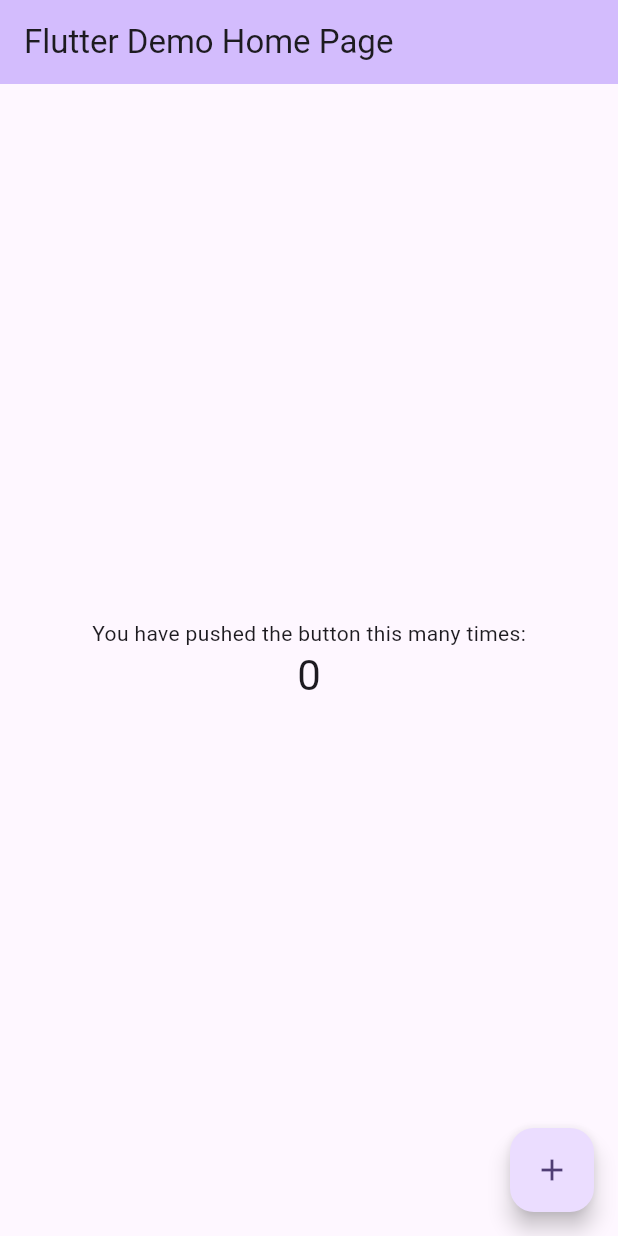
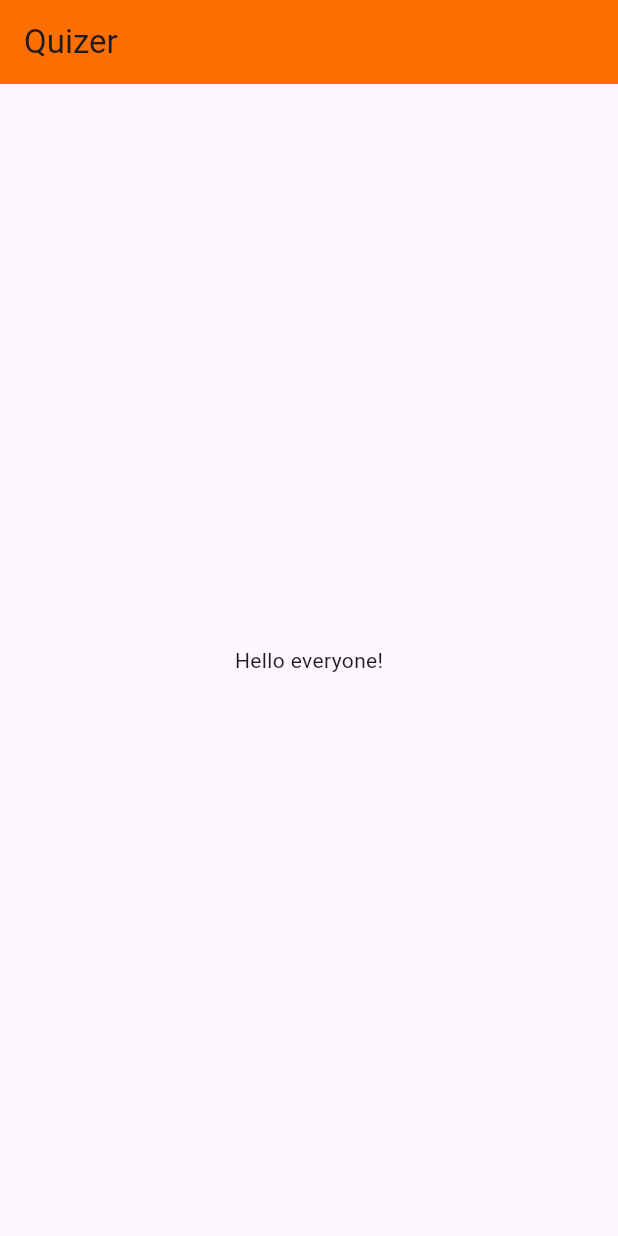
Before and after one commit to yaroslavsolokha/quizer, a Flutter app: the screen it shows after launch, on a phone screen of 412 x 824 dp. Run offline on Flutter 3.47's test engine with Material 3 defaults, Android fonts, the light colour scheme and no system bars.

Commit message:
prepraing main widget

```diff
--- a/lib/main.dart
+++ b/lib/main.dart
@@ -1,125 +1,8 @@
 import 'package:flutter/material.dart';
+import 'package:quizer/screens/main.dart';
 
 void main() {
-  runApp(const MyApp());
+  runApp(const MaterialApp(
+    home: MainScreen(),
+  ));
 }
-
-class MyApp extends StatelessWidget {
-  const MyApp({super.key});
-
-  // This widget is the root of your application.
-  @override
-  Widget build(BuildContext context) {
-    return MaterialApp(
-      title: 'Flutter Demo',
-      theme: ThemeData(
-        // This is the theme of your application.
-        //
-        // TRY THIS: Try running your application with "flutter run". You'll see
-        // the application has a purple toolbar. Then, without quitting the app,
-        // try changing the seedColor in the colorScheme below to Colors.green
-        // and then invoke "hot reload" (save your changes or press the "hot
-        // reload" button in a Flutter-supported IDE, or press "r" if you used
-        // the command line to start the app).
-        //
-        // Notice that the counter didn't reset back to zero; the application
-        // state is not lost during the reload. To reset the state, use hot
-        // restart instead.
-        //
-        // This works for code too, not just values: Most code changes can be
-        // tested with just a hot reload.
-        colorScheme: ColorScheme.fromSeed(seedColor: Colors.deepPurple),
-        useMaterial3: true,
-      ),
-      home: const MyHomePage(title: 'Flutter Demo Home Page'),
-    );
-  }
-}
-
-class MyHomePage extends StatefulWidget {
-  const MyHomePage({super.key, required this.title});
-
-  // This widget is the home page of your application. It is stateful, meaning
-  // that it has a State object (defined below) that contains fields that affect
-  // how it looks.
-
-  // This class is the configuration for the state. It holds the values (in this
-  // case the title) provided by the parent (in this case the App widget) and
-  // used by the build method of the State. Fields in a Widget subclass are
-  // always marked "final".
-
-  final String title;
-
-  @override
-  State<MyHomePage> createState() => _MyHomePageState();
-}
-
-class _MyHomePageState extends State<MyHomePage> {
-  int _counter = 0;
-
-  void _incrementCounter() {
-    setState(() {
-      // This call to setState tells the Flutter framework that something has
-      // changed in this State, which causes it to rerun the build method below
-      // so that the display can reflect the updated values. If we changed
-      // _counter without calling setState(), then the build method would not be
-      // called again, and so nothing would appear to happen.
-      _counter++;
-    });
-  }
-
-  @override
-  Widget build(BuildContext context) {
-    // This method is rerun every time setState is called, for instance as done
-    // by the _incrementCounter method above.
-    //
-    // The Flutter framework has been optimized to make rerunning build methods
-    // fast, so that you can just rebuild anything that needs updating rather
-    // than having to individually change instances of widgets.
-    return Scaffold(
-      appBar: AppBar(
-        // TRY THIS: Try changing the color here to a specific color (to
-        // Colors.amber, perhaps?) and trigger a hot reload to see the AppBar
-        // change color while the other colors stay the same.
-        backgroundColor: Theme.of(context).colorScheme.inversePrimary,
-        // Here we take the value from the MyHomePage object that was created by
-        // the App.build method, and use it to set our appbar title.
-        title: Text(widget.title),
-      ),
-      body: Center(
-        // Center is a layout widget. It takes a single child and positions it
-        // in the middle of the parent.
-        child: Column(
-          // Column is also a layout widget. It takes a list of children and
-          // arranges them vertically. By default, it sizes itself to fit its
-          // children horizontally, and tries to be as tall as its parent.
-          //
-          // Column has various properties to control how it sizes itself and
-          // how it positions its children. Here we use mainAxisAlignment to
-          // center the children vertically; the main axis here is the vertical
-          // axis because Columns are vertical (the cross axis would be
-          // horizontal).
-          //
-          // TRY THIS: Invoke "debug painting" (choose the "Toggle Debug Paint"
-          // action in the IDE, or press "p" in the console), to see the
-          // wireframe for each widget.
-          mainAxisAlignment: MainAxisAlignment.center,
-          children: <Widget>[
-            const Text(
-              'You have pushed the button this many times:',
-            ),
-            Text(
-              '$_counter',
-              style: Theme.of(context).textTheme.headlineMedium,
-            ),
-          ],
-        ),
-      ),
-      floatingActionButton: FloatingActionButton(
-        onPressed: _incrementCounter,
-        tooltip: 'Increment',
-        child: const Icon(Icons.add),
-      ), // This trailing comma makes auto-formatting nicer for build methods.
-    );
-  }
-}
--- /dev/null
+++ b/lib/screens/main.dart
@@ -0,0 +1,23 @@
+import 'package:flutter/material.dart';
+
+class MainScreen extends StatefulWidget {
+  const MainScreen({super.key});
+
+  @override
+  State<MainScreen> createState() => _MainScreenState();
+}
+
+class _MainScreenState extends State<MainScreen> {
+  @override
+  Widget build(BuildContext context) {
+    return Scaffold(
+      appBar: AppBar(
+        backgroundColor: Colors.amber[900],
+        title: const Text('Quizer'),
+      ),
+      body: const Center(
+        child: Text('Hello everyone!'),
+      ),
+    );
+  }
+}
```
